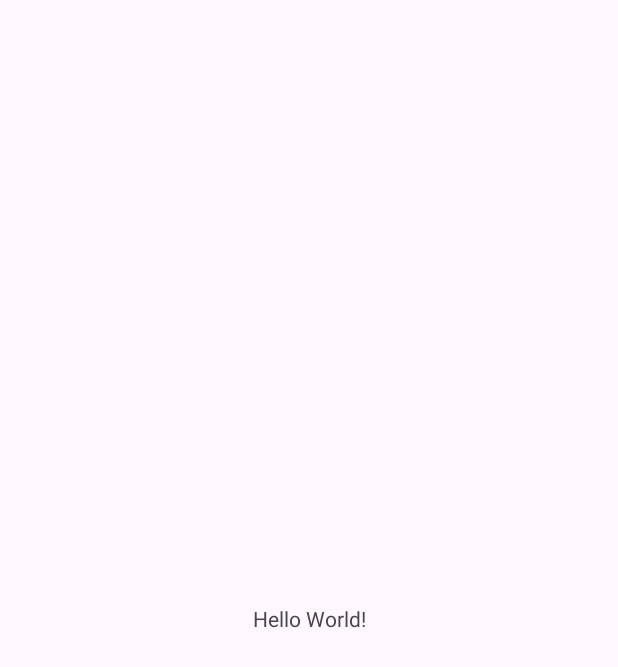
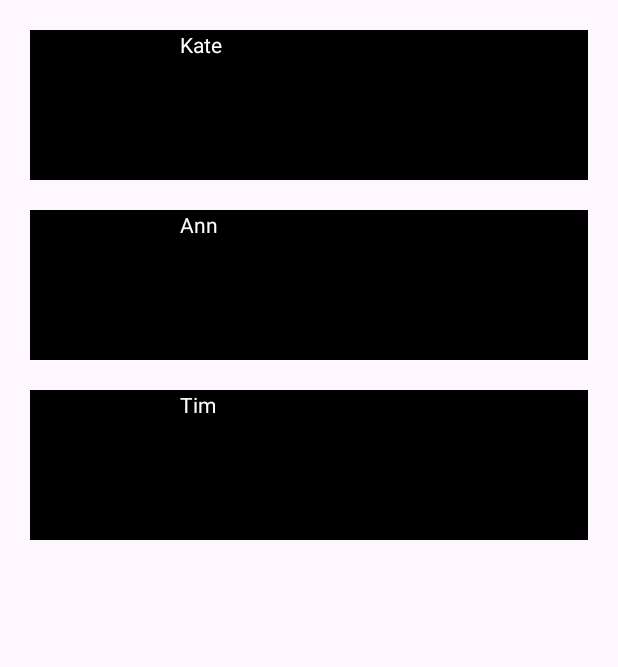
Before and after one commit to asyakowa/GOTApp, an Android app: the screen it shows after launch (MainActivity), on a phone screen of 412 x 824 dp. Before the commit the part shown is almost empty. Shown: the top 667 px of the screen. Run offline under Robolectric (Android 15) with nearby library versions, the phone set to English and light mode, and no system bars.

Commit message:
1st commit

```diff
--- a/app/build.gradle.kts
+++ b/app/build.gradle.kts
@@ -5,7 +5,7 @@ plugins {
 
 android {
     namespace = "com.example.gotapp"
-    compileSdk = 34
+    compileSdk = 35
 
     defaultConfig {
         applicationId = "com.example.gotapp"
@@ -33,6 +33,9 @@ android {
     kotlinOptions {
         jvmTarget = "1.8"
     }
+    buildFeatures {
+        viewBinding = true
+    }
 }
 
 dependencies {
@@ -45,4 +48,8 @@ dependencies {
     testImplementation(libs.junit)
     androidTestImplementation(libs.androidx.junit)
     androidTestImplementation(libs.androidx.espresso.core)
+
+    implementation("com.squareup.retrofit2:converter-gson:2.9.0")
+    implementation("com.github.bumptech.glide:glide:4.16.0")
+    implementation("com.squareup.retrofit2:retrofit:2.11.0")
 }
--- a/app/src/main/AndroidManifest.xml
+++ b/app/src/main/AndroidManifest.xml
@@ -1,7 +1,8 @@
 <?xml version="1.0" encoding="utf-8"?>
 <manifest xmlns:android="http://schemas.android.com/apk/res/android"
     xmlns:tools="http://schemas.android.com/tools">
-
+    <uses-permission android:name="android.permission.INTERNET"/>
+    <uses-permission android:name="android.permission.ACCESS_NETWORK_STATE"/>
     <application
         android:allowBackup="true"
         android:dataExtractionRules="@xml/data_extraction_rules"
--- a/app/src/main/java/com/example/gotapp/MainActivity.kt
+++ b/app/src/main/java/com/example/gotapp/MainActivity.kt
@@ -1,20 +1,37 @@
 package com.example.gotapp
 
 import android.os.Bundle
+import android.util.Log
 import androidx.activity.enableEdgeToEdge
 import androidx.appcompat.app.AppCompatActivity
 import androidx.core.view.ViewCompat
 import androidx.core.view.WindowInsetsCompat
+import androidx.recyclerview.widget.LinearLayoutManager
+import androidx.recyclerview.widget.RecyclerView
+import com.example.gotapp.databinding.ActivityMainBinding
+import retrofit2.Call
+import retrofit2.Callback
+import retrofit2.Response
+import kotlin.random.Random
+
 
 class MainActivity : AppCompatActivity() {
+
     override fun onCreate(savedInstanceState: Bundle?) {
         super.onCreate(savedInstanceState)
-        enableEdgeToEdge()
         setContentView(R.layout.activity_main)
-        ViewCompat.setOnApplyWindowInsetsListener(findViewById(R.id.main)) { v, insets ->
-            val systemBars = insets.getInsets(WindowInsetsCompat.Type.systemBars())
-            v.setPadding(systemBars.left, systemBars.top, systemBars.right, systemBars.bottom)
-            insets
+
+
+        val recyclerView = findViewById<RecyclerView>(R.id.recyclerView)
+        recyclerView.layoutManager = LinearLayoutManager(this)
+
+        val persons = listOf(Persons("Kate"), Persons("Ann"), Persons("Tim"))
+
+        for (person in persons) {
+            println("Персонаж #${person.firstName}")
         }
+
+        val newsAdapter = PersonAdapter(persons)
+        recyclerView.adapter = newsAdapter
     }
 }
--- /dev/null
+++ b/app/src/main/java/com/example/gotapp/PersonAdapter.kt
@@ -0,0 +1,37 @@
+package com.example.gotapp
+
+import android.view.LayoutInflater
+import android.view.View
+import android.view.ViewGroup
+import android.widget.TextView
+import androidx.recyclerview.widget.RecyclerView
+
+class PersonAdapter(
+    private val persons: List<Persons>
+) : RecyclerView.Adapter<PersonViewHolder> () {
+
+    override fun onCreateViewHolder(parent: ViewGroup, viewType: Int): PersonViewHolder {
+        val view = LayoutInflater.from(parent.context).inflate(R.layout.person_view, parent, false)
+        return PersonViewHolder(view)
+    }
+
+    override fun onBindViewHolder(holder: PersonViewHolder, position: Int) {
+        holder.bind(persons[position])
+    }
+
+    override fun getItemCount(): Int {
+        return persons.size
+    }
+
+}
+
+class PersonViewHolder(itemView: View): RecyclerView.ViewHolder(itemView) {
+
+    private val personInf: TextView = itemView.findViewById(R.id.personInfo)
+
+    fun bind(model: Persons) {
+        personInf.text = model.firstName
+
+    }
+
+}
--- /dev/null
+++ b/app/src/main/java/com/example/gotapp/Persons.kt
@@ -0,0 +1,7 @@
+package com.example.gotapp
+
+
+data class Persons(
+    val firstName: String,
+
+)
--- a/app/src/main/res/layout/activity_main.xml
+++ b/app/src/main/res/layout/activity_main.xml
@@ -1,19 +1,18 @@
 <?xml version="1.0" encoding="utf-8"?>
-<androidx.constraintlayout.widget.ConstraintLayout xmlns:android="http://schemas.android.com/apk/res/android"
-    xmlns:app="http://schemas.android.com/apk/res-auto"
+<LinearLayout xmlns:android="http://schemas.android.com/apk/res/android"    xmlns:app="http://schemas.android.com/apk/res-auto"
     xmlns:tools="http://schemas.android.com/tools"
     android:id="@+id/main"
     android:layout_width="match_parent"
     android:layout_height="match_parent"
+    android:orientation="vertical"
+    android:padding="10dp"
     tools:context=".MainActivity">
 
-    <TextView
-        android:layout_width="wrap_content"
-        android:layout_height="wrap_content"
-        android:text="Hello World!"
-        app:layout_constraintBottom_toBottomOf="parent"
-        app:layout_constraintEnd_toEndOf="parent"
-        app:layout_constraintStart_toStartOf="parent"
-        app:layout_constraintTop_toTopOf="parent" />
 
-</androidx.constraintlayout.widget.ConstraintLayout>
+    <androidx.recyclerview.widget.RecyclerView
+        android:id="@+id/recyclerView"
+        android:layout_width="match_parent"
+        android:layout_height="match_parent"
+        app:layoutManager="androidx.recyclerview.widget.LinearLayoutManager"/>
+
+</LinearLayout>
--- /dev/null
+++ b/app/src/main/res/layout/person_view.xml
@@ -0,0 +1,21 @@
+<?xml version="1.0" encoding="utf-8"?>
+<LinearLayout xmlns:android="http://schemas.android.com/apk/res/android"
+    android:background="@color/black"
+    android:orientation="horizontal"
+    android:layout_width="match_parent"
+    android:layout_height="wrap_content"
+    android:layout_margin="10dp"
+    >
+    <ImageView
+        android:layout_width="100dp"
+        android:layout_height="100dp"
+        android:id="@+id/imageView"  />
+
+    <TextView
+        android:id="@+id/personInfo"
+        android:layout_height="wrap_content"
+        android:layout_width="wrap_content"
+        android:textColor="@color/white"
+        />
+
+</LinearLayout>
```
